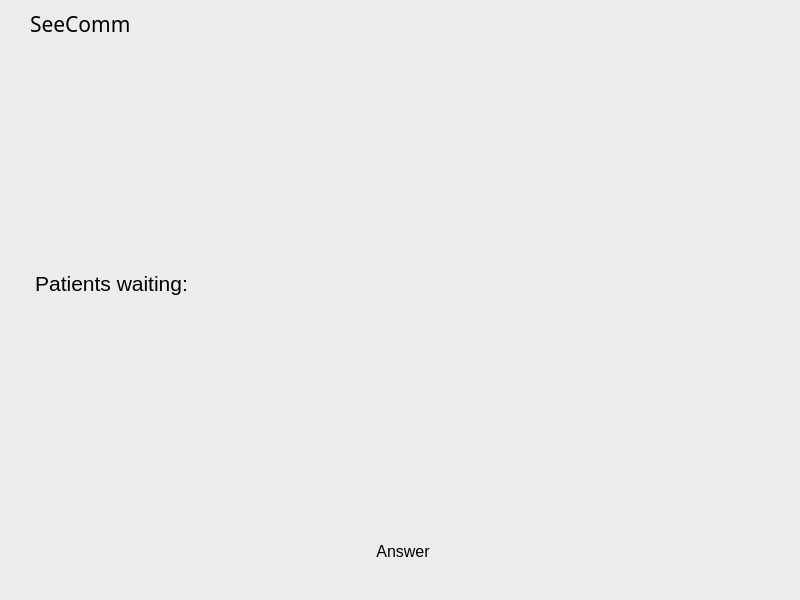
Qt form UI/staff_page.ui (ilaiazulay/SeeComm) before a commit.
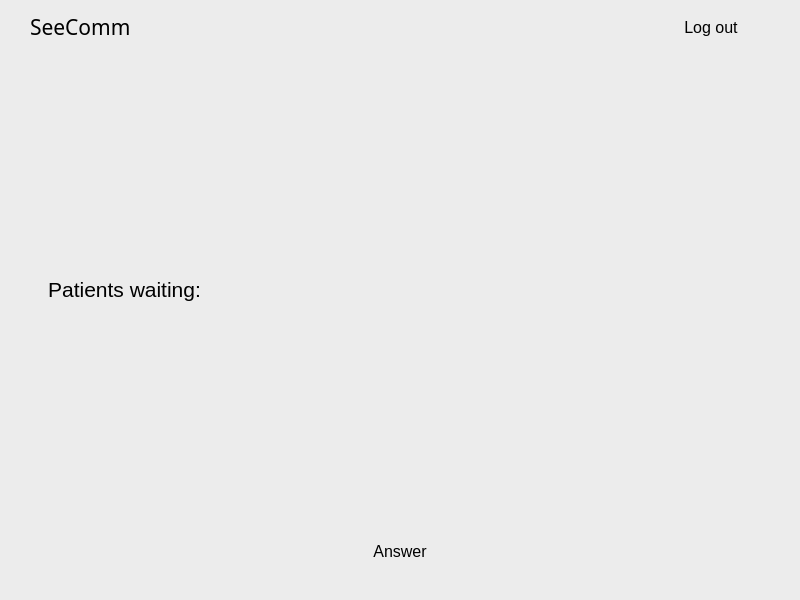
The same form after that commit.

Patch:
```diff
--- a/UI/staff_page.ui
+++ b/UI/staff_page.ui
@@ -18,7 +18,40 @@
   </property>
   <widget class="QWidget" name="centralwidget">
    <layout class="QGridLayout" name="gridLayout">
-    <item row="3" column="0">
+    <item row="0" column="2" alignment="Qt::AlignRight">
+     <widget class="QPushButton" name="logout">
+      <property name="maximumSize">
+       <size>
+        <width>181</width>
+        <height>36</height>
+       </size>
+      </property>
+      <property name="font">
+       <font>
+        <pointsize>12</pointsize>
+       </font>
+      </property>
+      <property name="cursor">
+       <cursorShape>PointingHandCursor</cursorShape>
+      </property>
+      <property name="styleSheet">
+       <string notr="true">#logout {
+	width: 160px;
+	height: 36px;
+	border-radius: 9px;
+	background-color: 'white';
+}
+
+#logout:hover {
+	background-color: #F8F8FF;
+}</string>
+      </property>
+      <property name="text">
+       <string>Log out</string>
+      </property>
+     </widget>
+    </item>
+    <item row="4" column="0">
      <spacer name="horizontalSpacer_2">
       <property name="orientation">
        <enum>Qt::Horizontal</enum>
@@ -31,47 +64,27 @@
       </property>
      </spacer>
     </item>
-    <item row="3" column="2">
-     <spacer name="horizontalSpacer_3">
-      <property name="orientation">
-       <enum>Qt::Horizontal</enum>
-      </property>
-      <property name="sizeHint" stdset="0">
-       <size>
-        <width>40</width>
-        <height>20</height>
-       </size>
-      </property>
-     </spacer>
-    </item>
-    <item row="3" column="1">
-     <widget class="QPushButton" name="answer">
+    <item row="0" column="0">
+     <widget class="QLabel" name="logo">
       <property name="font">
        <font>
-        <pointsize>12</pointsize>
+        <family>Segoe Script</family>
+        <pointsize>16</pointsize>
+        <italic>false</italic>
        </font>
       </property>
       <property name="cursor">
        <cursorShape>PointingHandCursor</cursorShape>
       </property>
       <property name="styleSheet">
-       <string notr="true">#answer {
-	width: 360px;
-	height: 36px;
-	border-radius: 9px;
-	background-color: 'white';
-}
-
-#answer:hover {
-	background-color: #F8F8FF;
-}</string>
+       <string notr="true">margin-left: 16%</string>
       </property>
       <property name="text">
-       <string>Answer</string>
+       <string>SeeComm</string>
       </property>
      </widget>
     </item>
-    <item row="2" column="0" alignment="Qt::AlignLeft|Qt::AlignTop">
+    <item row="2" column="0">
      <widget class="QLabel" name="patient_waiting_label">
       <property name="font">
        <font>
@@ -92,24 +105,44 @@
       </property>
      </widget>
     </item>
-    <item row="1" column="0" alignment="Qt::AlignLeft|Qt::AlignTop">
-     <widget class="QLabel" name="logo">
+    <item row="4" column="1">
+     <widget class="QPushButton" name="answer">
       <property name="font">
        <font>
-        <family>Segoe Script</family>
-        <pointsize>16</pointsize>
-        <italic>false</italic>
+        <pointsize>12</pointsize>
        </font>
       </property>
       <property name="styleSheet">
-       <string notr="true">margin-left: 16%</string>
+       <string notr="true">#answer {
+	width: 360px;
+	height: 36px;
+	border-radius: 9px;
+	background-color: 'white';
+}
+
+#answer:hover {
+	background-color: #F8F8FF;
+}</string>
       </property>
       <property name="text">
-       <string>SeeComm</string>
+       <string>Answer</string>
       </property>
      </widget>
     </item>
-    <item row="2" column="1" alignment="Qt::AlignTop">
+    <item row="4" column="2">
+     <spacer name="horizontalSpacer_3">
+      <property name="orientation">
+       <enum>Qt::Horizontal</enum>
+      </property>
+      <property name="sizeHint" stdset="0">
+       <size>
+        <width>40</width>
+        <height>20</height>
+       </size>
+      </property>
+     </spacer>
+    </item>
+    <item row="2" column="1">
      <widget class="QLabel" name="patient_waiting_number">
       <property name="font">
        <font>
```
Left out of the diff: 6 changed lines with no effect on the pictures.
